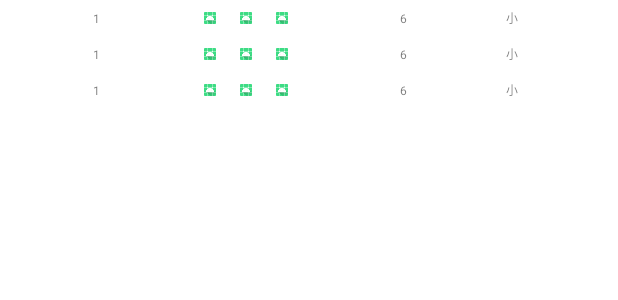
After one commit to HankLi0130/SicBo, an Android app: the layout fragment_round.xml on its own in the app's theme, with its tools: preview values and no code run, on a phone screen of 412 x 824 dp. The commit adds this screen. Shown: the top 300 px of the screen. Run offline under Robolectric (Android 15) with nearby library versions, the phone set to English and light mode, and no system bars.

Commit message:
Add layout

```diff
--- /dev/null
+++ b/app/src/main/java/dev/hankli/sicbo/RoundFragment.kt
@@ -0,0 +1,6 @@
+package dev.hankli.sicbo
+
+import androidx.fragment.app.Fragment
+
+class RoundFragment : Fragment(R.layout.fragment_round) {
+}
--- /dev/null
+++ b/app/src/main/res/layout/fragment_round.xml
@@ -0,0 +1,9 @@
+<?xml version="1.0" encoding="utf-8"?>
+<androidx.recyclerview.widget.RecyclerView xmlns:android="http://schemas.android.com/apk/res/android"
+    xmlns:app="http://schemas.android.com/apk/res-auto"
+    xmlns:tools="http://schemas.android.com/tools"
+    android:id="@+id/list"
+    android:layout_width="match_parent"
+    android:layout_height="match_parent"
+    app:layoutManager="androidx.recyclerview.widget.LinearLayoutManager"
+    tools:listitem="@layout/item_round" />
--- /dev/null
+++ b/app/src/main/res/layout/item_round.xml
@@ -0,0 +1,74 @@
+<?xml version="1.0" encoding="utf-8"?>
+<androidx.constraintlayout.widget.ConstraintLayout xmlns:android="http://schemas.android.com/apk/res/android"
+    xmlns:app="http://schemas.android.com/apk/res-auto"
+    xmlns:tools="http://schemas.android.com/tools"
+    android:layout_width="match_parent"
+    android:layout_height="wrap_content">
+
+    <TextView
+        android:id="@+id/round_number"
+        android:layout_width="wrap_content"
+        android:layout_height="wrap_content"
+        android:textSize="@dimen/distance_48_dp"
+        app:layout_constraintBottom_toBottomOf="parent"
+        app:layout_constraintEnd_toStartOf="@id/dice_group"
+        app:layout_constraintStart_toStartOf="parent"
+        app:layout_constraintTop_toTopOf="parent"
+        tools:text="1" />
+
+    <LinearLayout
+        android:id="@+id/dice_group"
+        android:layout_width="wrap_content"
+        android:layout_height="wrap_content"
+        android:orientation="horizontal"
+        app:layout_constraintBottom_toBottomOf="@id/round_number"
+        app:layout_constraintEnd_toStartOf="@id/sum"
+        app:layout_constraintStart_toStartOf="@id/round_number"
+        app:layout_constraintTop_toTopOf="@id/round_number">
+
+        <ImageView
+            android:id="@+id/first_dice"
+            android:layout_width="@dimen/distance_48_dp"
+            android:layout_height="@dimen/distance_48_dp"
+            android:layout_margin="@dimen/distance_3_dp"
+            tools:src="@mipmap/ic_launcher" />
+
+        <ImageView
+            android:id="@+id/second_dice"
+            android:layout_width="@dimen/distance_48_dp"
+            android:layout_height="@dimen/distance_48_dp"
+            android:layout_margin="@dimen/distance_3_dp"
+            tools:src="@mipmap/ic_launcher" />
+
+        <ImageView
+            android:id="@+id/thrid_dice"
+            android:layout_width="@dimen/distance_48_dp"
+            android:layout_height="@dimen/distance_48_dp"
+            android:layout_margin="@dimen/distance_3_dp"
+            tools:src="@mipmap/ic_launcher" />
+
+    </LinearLayout>
+
+    <TextView
+        android:id="@+id/sum"
+        android:layout_width="wrap_content"
+        android:layout_height="wrap_content"
+        android:textSize="@dimen/distance_48_dp"
+        app:layout_constraintBottom_toBottomOf="@id/dice_group"
+        app:layout_constraintEnd_toStartOf="@id/condition"
+        app:layout_constraintStart_toEndOf="@id/dice_group"
+        app:layout_constraintTop_toTopOf="@id/dice_group"
+        tools:text="6" />
+
+    <TextView
+        android:id="@+id/condition"
+        android:layout_width="wrap_content"
+        android:layout_height="wrap_content"
+        android:textSize="@dimen/distance_48_dp"
+        app:layout_constraintBottom_toBottomOf="@id/dice_group"
+        app:layout_constraintEnd_toEndOf="parent"
+        app:layout_constraintStart_toEndOf="@id/sum"
+        app:layout_constraintTop_toTopOf="@id/dice_group"
+        tools:text="小" />
+
+</androidx.constraintlayout.widget.ConstraintLayout>
--- a/build.gradle
+++ b/build.gradle
@@ -18,6 +18,7 @@ allprojects {
     repositories {
         google()
         jcenter()
+        maven { url 'https://jitpack.io' }
     }
 }
 
```
Also changed, not shown: app/build.gradle (+21 -3 lines), app/src/main/res/layout/activity_main.xml (+3 -16 lines).
